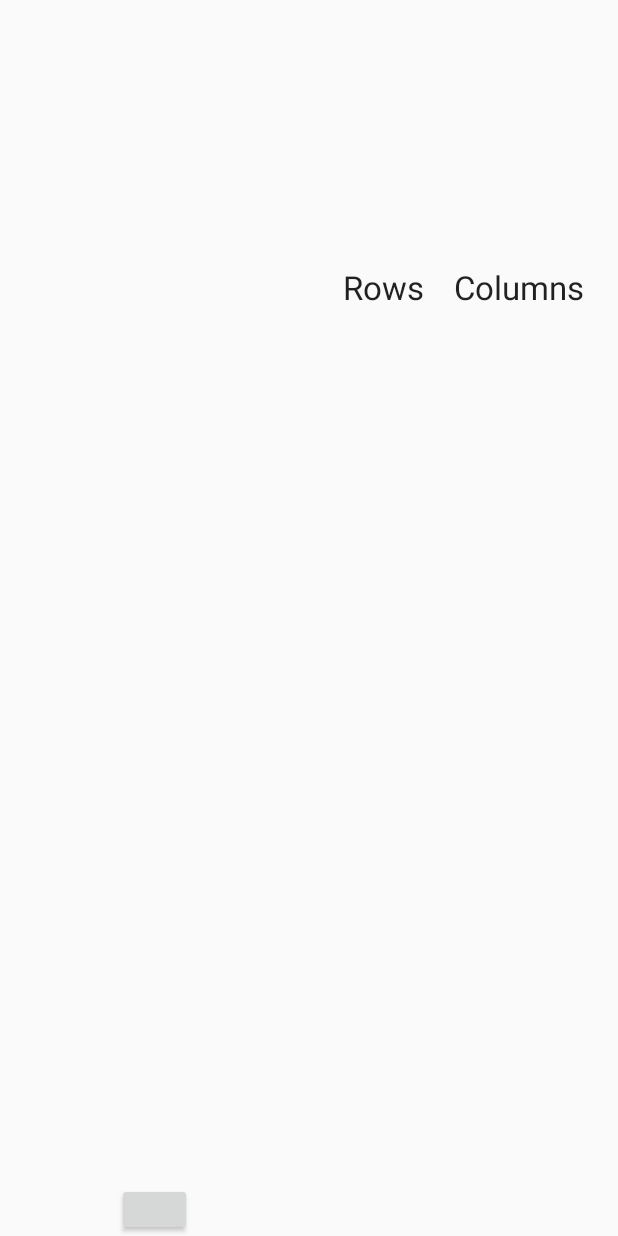
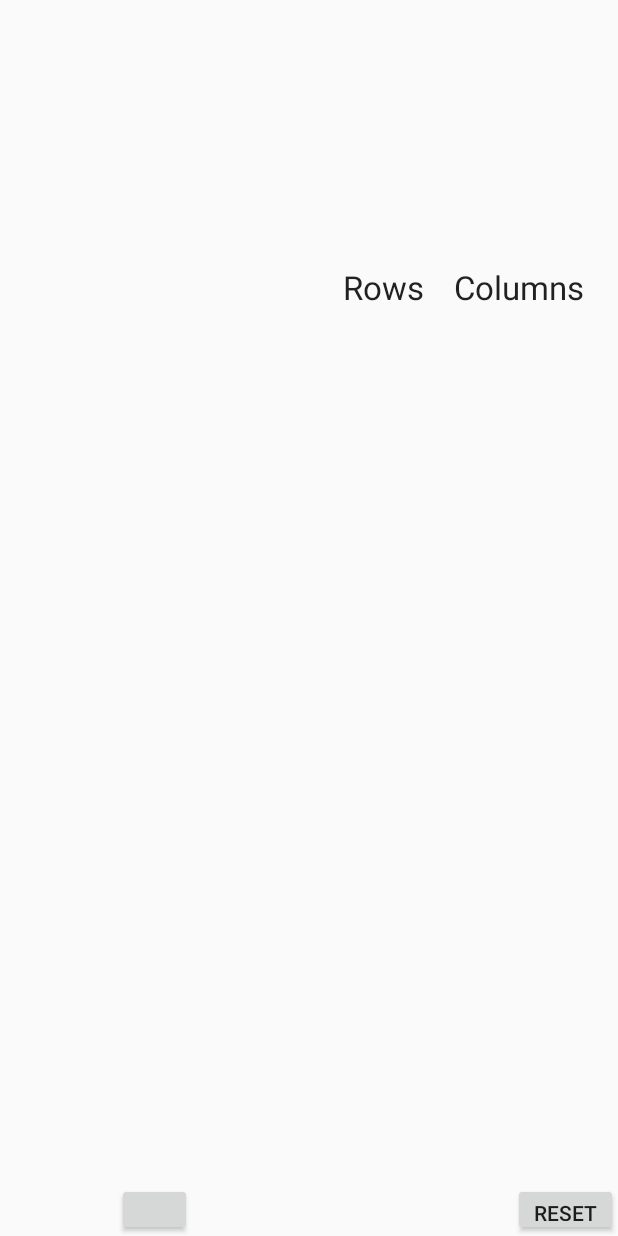
Before and after one commit to Kritten/touchpivot, an Android app: the screen it shows after launch (MainActivity), on a phone screen of 412 x 824 dp. Run offline under Robolectric (Android 15) with nearby library versions, the phone set to English and light mode, and no system bars; libraries missing offline, so code that uses them is left out: com.github.mikephil.charting; 12 statements that could not run were skipped.

Commit message:
added reset button

```diff
--- a/app/src/main/java/de/uni_weimar/touchpivot/MainActivity.java
+++ b/app/src/main/java/de/uni_weimar/touchpivot/MainActivity.java
@@ -31,6 +31,7 @@ public class MainActivity extends AppCompatActivity{
     private RelativeLayout dataView;
     private SemiCircularRadialMenu mMenu;
     private Button fanMenuButton;
+    private Button resetButton;
     private boolean fanActivated = false;
 
     ArrayList<String> columnHeaders;
@@ -51,10 +52,17 @@ public class MainActivity extends AppCompatActivity{
         // init fan menu
         dataView = (RelativeLayout) findViewById(R.id.data_view);
         fanMenuButton = (Button) findViewById(R.id.fan_menu_button);
+        resetButton = (Button) findViewById(R.id.reset_button);
         fanMenuButton.setOnClickListener(new View.OnClickListener() {
             @Override
             public void onClick(View v) {
                 showFanMenu();
+            }
+        });
+        resetButton.setOnClickListener(new View.OnClickListener() {
+            @Override
+            public void onClick(View v) {
+                dataManager.setPivot("");
             }
         });
         initFanMenu(columnHeaders);
--- a/app/src/main/res/layout/activity_main.xml
+++ b/app/src/main/res/layout/activity_main.xml
@@ -13,6 +13,8 @@
         android:layout_width="match_parent"
         android:layout_height="match_parent"
         android:layout_weight="1">
+
+
 
         <Button
             android:id="@+id/fan_menu_button"
@@ -32,6 +34,8 @@
             android:layout_height="match_parent"
             android:padding="5dp"
             android:visibility="gone" />
+
+
 
 
     </RelativeLayout>
@@ -118,7 +122,13 @@
             android:layout_width="match_parent"
             android:layout_height="match_parent"
             android:layout_weight="1">
-
+            <Button
+                android:id="@+id/reset_button"
+                android:layout_width="70dp"
+                android:text="Reset"
+                android:layout_height="35dp"
+                android:layout_alignParentRight="true"
+                android:layout_alignParentBottom="true" />
         </RelativeLayout>
     </LinearLayout>
 </LinearLayout >
```
